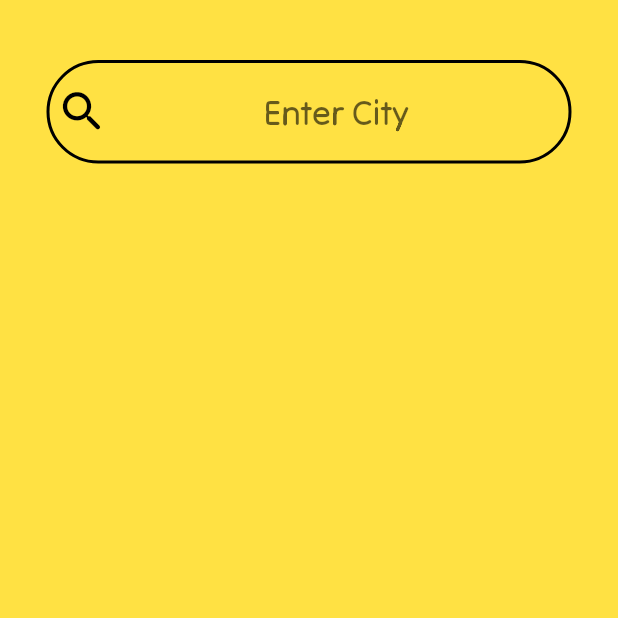
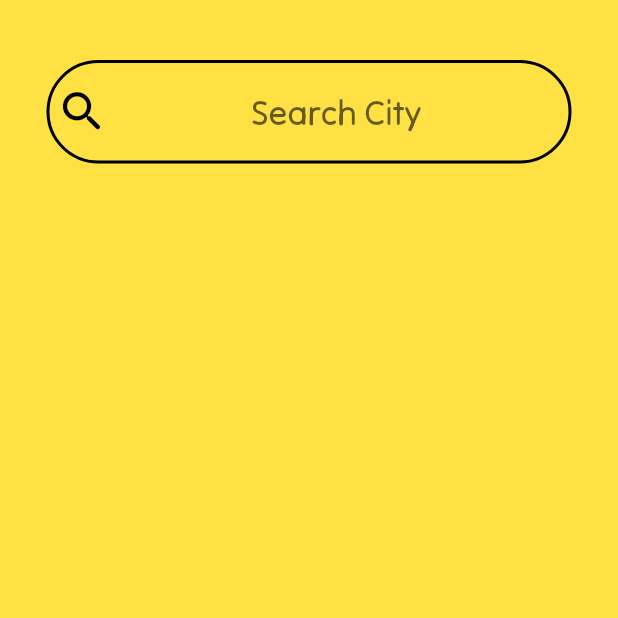
Before and after one commit to Rahul-Rasve/WeatherApp, a Flutter app: the screen it shows after launch, on a phone screen of 412 x 824 dp, the top half of it. Run offline on Flutter 3.47's test engine with Material 2 defaults, Android fonts, the phone set to English and light mode, and no system bars; our stand-ins replace animated_splash_screen; network calls fail.

Commit message:
comments added, curson property changed

```diff
--- a/lib/constants.dart
+++ b/lib/constants.dart
@@ -1,4 +1,32 @@
+// ignore_for_file: prefer_const_constructors
+
 import 'package:flutter/material.dart';
 
 const yellowColor = Color(0xFFFFE143);
 const blackColor = Colors.black;
+
+//input search field decoration
+InputDecoration inputDecor({required String hintText}) {
+  return InputDecoration(
+    hintText: hintText,
+    prefixIcon: Icon(
+      Icons.search_rounded,
+      color: blackColor,
+      size: 35.0,
+    ),
+    focusedBorder: OutlineInputBorder(
+      borderRadius: BorderRadius.circular(40.0),
+      borderSide: BorderSide(
+        color: blackColor,
+        width: 4.0,
+      ),
+    ),
+    enabledBorder: OutlineInputBorder(
+      borderRadius: BorderRadius.circular(40.0),
+      borderSide: BorderSide(
+        color: blackColor,
+        width: 2.0,
+      ),
+    ),
+  );
+}
--- a/lib/main.dart
+++ b/lib/main.dart
@@ -24,6 +24,9 @@ class MyApp extends StatelessWidget {
       },
       theme: ThemeData(
         fontFamily: 'TiltNeon',
+        textSelectionTheme: TextSelectionThemeData(
+          selectionHandleColor: Colors.black, //bubble under the cursor
+        ),
       ),
     );
   }
--- a/lib/screens/weather_view.dart
+++ b/lib/screens/weather_view.dart
@@ -10,8 +10,6 @@ import 'package:weather_app/components/temperature_display.dart';
 import 'package:weather_app/constants.dart';
 import 'package:weather_app/model/weather_model.dart';
 import 'package:http/http.dart' as http;
-import 'package:intl/intl.dart';
-import 'package:weather_app/widgets/additional_info_card.dart';
 
 class WeatherPage extends StatefulWidget {
   const WeatherPage({super.key});
@@ -27,7 +25,7 @@ class _WeatherPageState extends State<WeatherPage> {
   Future<WeatherModel> getWeather() async {
     final response = await http.get(
       Uri.parse(
-        'https://weatherapi-com.p.rapidapi.com/current.json?q=$city&rapidapi-key=[yourAPIkey]',
+        'https://weatherapi-com.p.rapidapi.com/current.json?q=$city&rapidapi-key=[YOUR API key]',
       ),
     );
 
@@ -72,6 +70,11 @@ class _WeatherPageState extends State<WeatherPage> {
                       FocusScope.of(context).unfocus();
                     });
                   },
+                  onTapOutside: (event) {
+                    setState(() {
+                      FocusScope.of(context).unfocus();
+                    });
+                  },
                   controller: cityController,
                   cursorColor: blackColor,
                   textAlign: TextAlign.center,
@@ -81,27 +84,8 @@ class _WeatherPageState extends State<WeatherPage> {
                     fontWeight: FontWeight.w500,
                     color: blackColor,
                   ),
-                  decoration: InputDecoration(
-                    hintText: 'Enter City',
-                    prefixIcon: Icon(
-                      Icons.search_rounded,
-                      color: blackColor,
-                      size: 35.0,
-                    ),
-                    focusedBorder: OutlineInputBorder(
-                      borderRadius: BorderRadius.circular(40.0),
-                      borderSide: BorderSide(
-                        color: blackColor,
-                        width: 4.0,
-                      ),
-                    ),
-                    enabledBorder: OutlineInputBorder(
-                      borderRadius: BorderRadius.circular(40.0),
-                      borderSide: BorderSide(
-                        color: blackColor,
-                        width: 2.0,
-                      ),
-                    ),
+                  decoration: inputDecor(
+                    hintText: 'Search City',
                   ),
                 ),
               ),
@@ -113,6 +97,7 @@ class _WeatherPageState extends State<WeatherPage> {
                   future: getWeather(),
                   builder: ((context, snapshot) {
                     if (city == '') {
+                      //on empty search field
                       return Center(
                         child: Text(
                           'Search for a City',
@@ -131,9 +116,10 @@ class _WeatherPageState extends State<WeatherPage> {
                         ),
                       );
                     } else if (snapshot.hasError) {
+                      //error handling
                       return Center(
                         child: Text(
-                          "Couldn't fetch data,\nTry correcting City name\nor check Network Connection.",
+                          """Couldn't fetch data,\nTry correcting City name\nor check Network Connection.""",
                           maxLines: 3,
                           textAlign: TextAlign.center,
                           style: TextStyle(
@@ -144,6 +130,7 @@ class _WeatherPageState extends State<WeatherPage> {
                         ),
                       );
                     } else {
+                      //successful fetch
                       return RefreshIndicator(
                         color: yellowColor,
                         backgroundColor: Colors.black,
--- a/pubspec.yaml
+++ b/pubspec.yaml
@@ -50,6 +50,7 @@ dependencies:
   # Use with the CupertinoIcons class for iOS style icons.
   cupertino_icons: ^1.0.2
   animated_splash_screen: ^1.3.0
+  connectivity_plus: ^3.0.3
 
 dev_dependencies:
   flutter_test:
```
Also changed, not shown: pubspec.lock.
